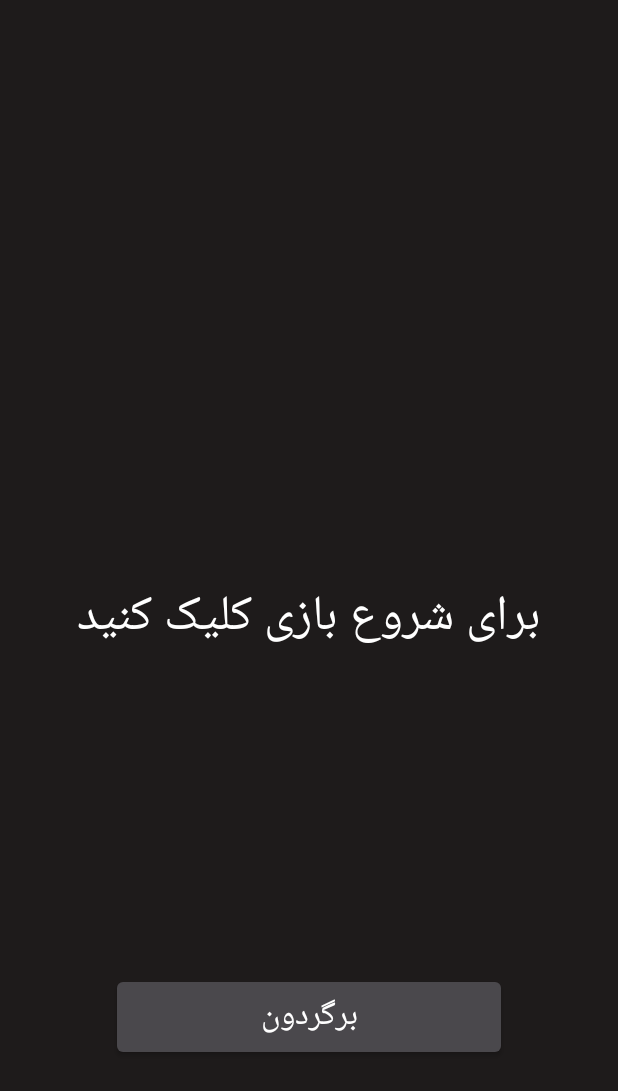
After one commit to Android-sadjad/Spy, an Android app: the GameActivity screen opened directly, with no data from a screen before it, on a phone screen of 412 x 824 dp. The commit adds this screen. Shown: the top 1091 px of the screen. Run offline under Robolectric (Android 15) with nearby library versions, the phone set to English and light mode, and no system bars; our stand-ins replace sdp/ssp sizes.

Commit message:
create GameActivity and set game whithout card and spies

```diff
--- a/app/src/main/AndroidManifest.xml
+++ b/app/src/main/AndroidManifest.xml
@@ -9,7 +9,10 @@
         android:roundIcon="@mipmap/ic_launcher_round"
         android:supportsRtl="true"
         android:theme="@style/Theme.Spy">
-        <activity android:name=".Activities.MainActivity"></activity>
+        <activity
+            android:name=".Activities.GameActivity"
+            android:exported="true" />
+        <activity android:name=".Activities.MainActivity" />
         <activity android:name=".Activities.SplashActivity">
             <intent-filter>
                 <action android:name="android.intent.action.MAIN" />
--- /dev/null
+++ b/app/src/main/java/com/example/spy/Activities/GameActivity.java
@@ -0,0 +1,116 @@
+package com.example.spy.Activities;
+
+import androidx.appcompat.app.AppCompatActivity;
+
+import android.os.Bundle;
+import android.view.View;
+import android.widget.Button;
+import android.widget.TextView;
+import android.widget.Toast;
+
+import com.example.spy.Models.NumbersModel;
+import com.example.spy.R;
+
+import java.util.ArrayList;
+import java.util.Arrays;
+import java.util.List;
+import java.util.Random;
+
+public class GameActivity extends AppCompatActivity {
+
+    int randomName;
+    List<Integer> randomSpy;
+
+    int counterPlayer=0;
+    int counterSpy=0;
+
+    ArrayList<String> nameList;
+
+    NumbersModel numbersModel;
+
+    TextView tvNameObject;
+    Button btnNextPlayer;
+
+    String nameObject;
+
+
+    @Override
+    protected void onCreate(Bundle savedInstanceState) {
+        super.onCreate(savedInstanceState);
+        setContentView(R.layout.activity_game);
+
+        findViews();
+        init();
+        configuration();
+
+
+    }
+
+
+
+    private void findViews() {
+        tvNameObject = findViewById(R.id.tv_name_object);
+        btnNextPlayer = findViewById(R.id.next_btn);
+    }
+
+    private void init() {
+        numbersModel=new NumbersModel(GameActivity.this);
+        randomSpy=new ArrayList<Integer>();
+
+        String[] locationList=getResources().getStringArray(R.array.location_list);
+
+        randomName = new Random().nextInt() % locationList.length;
+        if (randomName<0){
+            randomName*=-1;
+        }
+        nameObject=locationList[randomName];
+
+
+
+        int spyNumber=numbersModel.getSpyNumber();
+        int playerNumber=numbersModel.getPlayerNumber();
+
+
+        for (int i=0;i<spyNumber;i++){
+            randomSpy.add(new Random().nextInt() % playerNumber);
+        }
+
+
+
+    }
+
+    private void configuration() {
+
+        btnNextPlayer.setOnClickListener(new View.OnClickListener() {
+            @Override
+            public void onClick(View v) {
+                if (btnNextPlayer.getText().equals(R.string.close)){
+                  finish();
+                }
+                counterPlayer++;
+                if (counterPlayer%2==0 && counterPlayer<=(numbersModel.getPlayerNumber())*2-1){
+                    tvNameObject.setText(R.string.get_to_next_player);
+                    btnNextPlayer.setText(R.string.button_cover_up);
+                }else if(counterPlayer%2!=0 && counterPlayer<=(numbersModel.getPlayerNumber())*2-1){
+
+                    tvNameObject.setText(nameObject);
+                    btnNextPlayer.setText(R.string.button_turn_around);
+                }else {
+                    btnNextPlayer.setText(R.string.close);
+                    tvNameObject.setText("تایمر");
+
+                }
+
+
+            }
+        });
+
+
+    }
+
+
+    @Override
+    public void onBackPressed() {
+        super.onBackPressed();
+    }
+}
--- a/app/src/main/java/com/example/spy/Activities/MainActivity.java
+++ b/app/src/main/java/com/example/spy/Activities/MainActivity.java
@@ -3,6 +3,7 @@ package com.example.spy.Activities;
 import androidx.appcompat.app.AppCompatActivity;
 import androidx.constraintlayout.widget.ConstraintLayout;
 
+import android.content.Intent;
 import android.os.Bundle;
 import android.view.View;
 import android.widget.Button;
@@ -42,16 +43,36 @@ public class MainActivity extends AppCompatActivity {
 
     }
 
+
+    public void findViews() {
+        tvPlayerNumber = findViewById(R.id.tv_player_number);
+        tvSpyNumber = findViewById(R.id.tv_spy_number);
+        tvTimerValue = findViewById(R.id.tv_timer_number);
+
+        clObjects = findViewById(R.id.cl_objects);
+        clPlayer = findViewById(R.id.cl_player);
+        clSpy = findViewById(R.id.cl_spy);
+        clTimer = findViewById(R.id.cl_timer);
+
+        btnStart = findViewById(R.id.start_button);
+
+    }
+
+
+    public void init() {
+        numbersModel = new NumbersModel(MainActivity.this);
+
+    }
+
+
+
     private void setUpNumbers() {
         tvPlayerNumber.setText(String.valueOf(numbersModel.getPlayerNumber()));
         tvSpyNumber.setText(String.valueOf(numbersModel.getSpyNumber()));
         tvTimerValue.setText(String.valueOf(numbersModel.timerValue) +".min");
     }
 
-    public void init() {
-        numbersModel = new NumbersModel(MainActivity.this);
 
-    }
 
     public void configuration() {
 
@@ -69,6 +90,8 @@ public class MainActivity extends AppCompatActivity {
 
             }
         });
+
+
         clTimer.setOnClickListener(new View.OnClickListener() {
             @Override
             public void onClick(View v) {
@@ -82,6 +105,8 @@ public class MainActivity extends AppCompatActivity {
 
             }
         });
+
+
         clSpy.setOnClickListener(new View.OnClickListener() {
             @Override
             public void onClick(View v) {
@@ -96,15 +121,21 @@ public class MainActivity extends AppCompatActivity {
 
             }
         });
+
+
         clObjects.setOnClickListener(new View.OnClickListener() {
             @Override
             public void onClick(View v) {
 
             }
         });
+
+
+
         btnStart.setOnClickListener(new View.OnClickListener() {
             @Override
             public void onClick(View v) {
+                startActivity(new Intent(MainActivity.this,GameActivity.class));
 
             }
         });
@@ -112,17 +143,5 @@ public class MainActivity extends AppCompatActivity {
     }
 
 
-    public void findViews() {
-        tvPlayerNumber = findViewById(R.id.tv_player_number);
-        tvSpyNumber = findViewById(R.id.tv_spy_number);
-        tvTimerValue = findViewById(R.id.tv_timer_number);
 
-        clObjects = findViewById(R.id.cl_objects);
-        clPlayer = findViewById(R.id.cl_player);
-        clSpy = findViewById(R.id.cl_spy);
-        clTimer = findViewById(R.id.cl_timer);
-
-        btnStart = findViewById(R.id.start_button);
-
-    }
 }
--- /dev/null
+++ b/app/src/main/res/layout/activity_game.xml
@@ -0,0 +1,45 @@
+<?xml version="1.0" encoding="utf-8"?>
+<androidx.constraintlayout.widget.ConstraintLayout xmlns:android="http://schemas.android.com/apk/res/android"
+    xmlns:app="http://schemas.android.com/apk/res-auto"
+    xmlns:tools="http://schemas.android.com/tools"
+    android:layout_width="match_parent"
+    android:layout_height="match_parent"
+    tools:context=".Activities.GameActivity"
+    android:background="@color/main_bg_color"
+    >
+
+
+    <TextView
+        android:layout_width="wrap_content"
+        android:layout_height="wrap_content"
+        android:textColor="@color/white"
+        android:text="@string/click_for_start"
+        app:layout_constraintTop_toTopOf="parent"
+        app:layout_constraintRight_toRightOf="parent"
+        app:layout_constraintLeft_toLeftOf="parent"
+        app:layout_constraintBottom_toBottomOf="parent"
+        android:textSize="@dimen/tv_name_game_text_size"
+        android:id="@+id/tv_name_object"
+        />
+
+
+    <Button
+        android:layout_width="match_parent"
+        android:layout_height="@dimen/start_game_button_height"
+        android:layout_marginTop="@dimen/_70sdp"
+        app:layout_constraintTop_toBottomOf="@id/tv_name_object"
+        app:layout_constraintBottom_toBottomOf="parent"
+        android:layout_marginHorizontal="@dimen/_60sdp"
+        android:text="@string/button_turn_around"
+        android:textSize="@dimen/start_game_button_text_size"
+        android:id="@+id/next_btn"
+
+
+        />
+
+
+
+
+
+
+</androidx.constraintlayout.widget.ConstraintLayout>
--- a/app/src/main/res/values/dimens.xml
+++ b/app/src/main/res/values/dimens.xml
@@ -29,7 +29,8 @@
     <dimen name="button_select_dialog_text_size">@dimen/_20ssp</dimen>
 
 
-
+    <!--game_activityr-->
+    <dimen name="tv_name_game_text_size">@dimen/_25ssp</dimen>
 
 
 
--- a/app/src/main/res/values/strings.xml
+++ b/app/src/main/res/values/strings.xml
@@ -1,7 +1,5 @@
 <resources>
     <string name="app_name">Spy</string>
-
-
 
 
     <string name="spy_game">جاسوس بازی</string>
@@ -19,6 +17,43 @@
     <string name="submit">ثبت</string>
 
 
+    <string name="sample_game_name">کارخانه</string>
+    <string name="button_turn_around">برگردون</string>
+    <string name="button_cover_up">بپوشون</string>
+    <string name="click_for_start">برای شروع بازی کلیک کنید</string>
+    <string name="start">شروع</string>
+    <string name="get_to_next_player">دستگاه را به نفر بعدی بدهید</string>
+    <string name="close">بستن</string>
+
+
+
+
+
+
+ <array name="location_list">
+
+<item>کارخانه</item>
+<item>خانه سالمندان</item>
+<item>گوشی فروشی</item>
+<item>عطاری</item>
+<item>سوپرمارکت</item>
+<item>مسجد</item>
+<item>طویله</item>
+<item>گلخانه</item>
+<item>دانشگاه</item>
+
+
+ </array>
+
+
+
+
+
+
+
+
+
+
 
 
 
```
